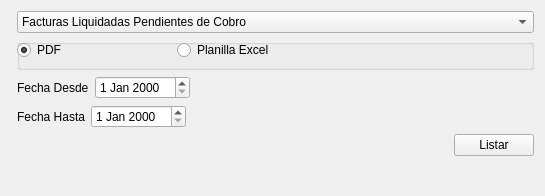
This is ventanas/vtnListar.ui in leaLuque/FarmaciaCrisol as Qt 5 draws it before an edit. The edited form follows.
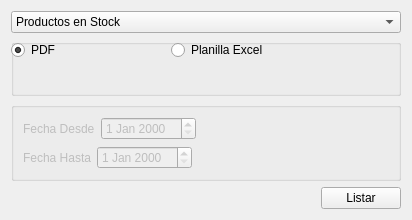
This is the edited form.

What changed in the file:
```diff
--- a/ventanas/vtnListar.ui
+++ b/ventanas/vtnListar.ui
@@ -6,24 +6,16 @@
    <rect>
     <x>0</x>
     <y>0</y>
-    <width>545</width>
-    <height>196</height>
+    <width>412</width>
+    <height>220</height>
    </rect>
   </property>
   <property name="windowTitle">
    <string>Listar</string>
   </property>
-  <layout class="QFormLayout" name="formLayout">
-   <property name="fieldGrowthPolicy">
-    <enum>QFormLayout::AllNonFixedFieldsGrow</enum>
-   </property>
-   <item row="0" column="1">
+  <layout class="QVBoxLayout" name="verticalLayout_2">
+   <item>
     <widget class="QComboBox" name="cbTipoListado">
-     <item>
-      <property name="text">
-       <string>Facturas Liquidadas Pendientes de Cobro</string>
-      </property>
-     </item>
      <item>
       <property name="text">
        <string>Productos en Stock</string>
@@ -41,9 +33,54 @@
      </item>
     </widget>
    </item>
-   <item row="2" column="1">
+   <item>
+    <widget class="QGroupBox" name="gbOption">
+     <property name="title">
+      <string/>
+     </property>
+     <widget class="QRadioButton" name="rbtnPDF">
+      <property name="geometry">
+       <rect>
+        <x>0</x>
+        <y>0</y>
+        <width>116</width>
+        <height>22</height>
+       </rect>
+      </property>
+      <property name="text">
+       <string>PDF</string>
+      </property>
+      <property name="checked">
+       <bool>true</bool>
+      </property>
+     </widget>
+     <widget class="QRadioButton" name="rbtnExcel">
+      <property name="geometry">
+       <rect>
+        <x>160</x>
+        <y>0</y>
+        <width>116</width>
+        <height>22</height>
+       </rect>
+      </property>
+      <property name="text">
+       <string>Planilla Excel</string>
+      </property>
+     </widget>
+    </widget>
+   </item>
+   <item>
+    <widget class="QGroupBox" name="gbFechas">
+     <property name="enabled">
+      <bool>false</bool>
+     </property>
+     <property name="title">
+      <string/>
+     </property>
+     <layout class="QVBoxLayout" name="verticalLayout">
+      <item>
     <layout class="QHBoxLayout" name="horizontalLayout">
-     <item>
+        <item alignment="Qt::AlignRight">
       <widget class="QLabel" name="label">
        <property name="text">
         <string>Fecha Desde</string>
@@ -68,9 +105,9 @@
      </item>
     </layout>
    </item>
-   <item row="4" column="1">
+      <item>
     <layout class="QHBoxLayout" name="horizontalLayout_2">
-     <item>
+        <item alignment="Qt::AlignRight">
       <widget class="QLabel" name="label_2">
        <property name="text">
         <string>Fecha Hasta</string>
@@ -95,7 +132,10 @@
      </item>
     </layout>
    </item>
-   <item row="6" column="1">
+     </layout>
+    </widget>
+   </item>
+   <item>
     <layout class="QHBoxLayout" name="horizontalLayout_3">
      <item>
       <spacer name="horizontalSpacer_3">
@@ -119,42 +159,6 @@
      </item>
     </layout>
    </item>
-   <item row="1" column="1">
-    <widget class="QGroupBox" name="groupBox">
-     <property name="title">
-      <string/>
-     </property>
-     <widget class="QRadioButton" name="rbtnPDF">
-      <property name="geometry">
-       <rect>
-        <x>0</x>
-        <y>0</y>
-        <width>116</width>
-        <height>22</height>
-       </rect>
-      </property>
-      <property name="text">
-       <string>PDF</string>
-      </property>
-      <property name="checked">
-       <bool>true</bool>
-      </property>
-     </widget>
-     <widget class="QRadioButton" name="rbtnExcel">
-      <property name="geometry">
-       <rect>
-        <x>160</x>
-        <y>0</y>
-        <width>116</width>
-        <height>22</height>
-       </rect>
-      </property>
-      <property name="text">
-       <string>Planilla Excel</string>
-      </property>
-     </widget>
-    </widget>
-   </item>
   </layout>
  </widget>
  <resources/>
```
Left out of the diff: 10 changed lines with no effect on the pictures. Lines whose indentation alone changed are shown as unchanged.
